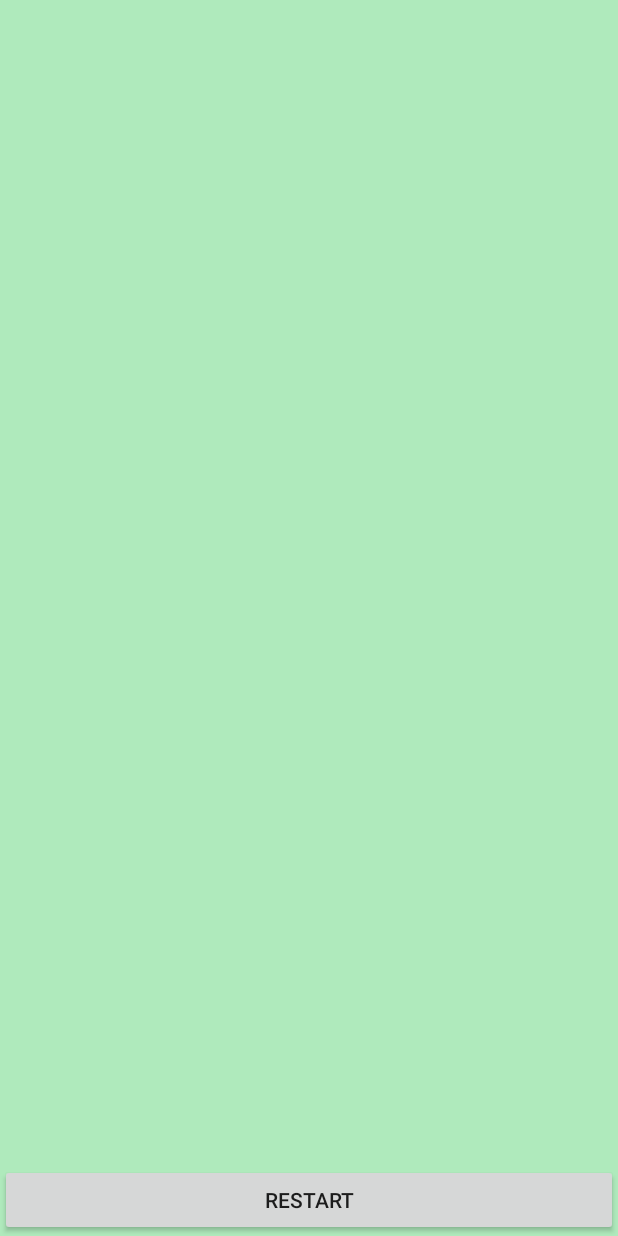
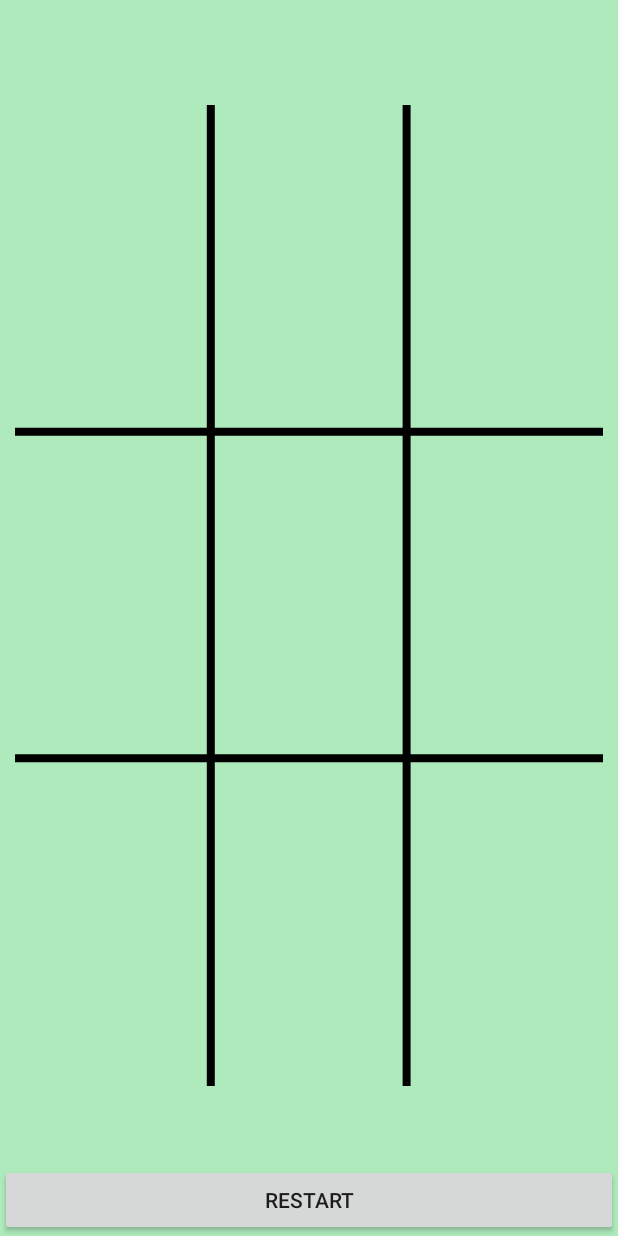
Before and after one commit to bogdanovsi/xo, an Android app: the screen it shows after launch (MainActivity), on a phone screen of 412 x 824 dp. Run offline under Robolectric (Android 15) with nearby library versions, the phone set to English and light mode, and no system bars.

Commit message:
add drawing X and O in map 3x3

```diff
--- a/app/src/main/java/com/freekerrr/xo/DrawView.java
+++ b/app/src/main/java/com/freekerrr/xo/DrawView.java
@@ -5,31 +5,31 @@ import android.graphics.Bitmap;
 import android.graphics.Canvas;
 import android.graphics.Color;
 import android.graphics.Paint;
-import android.graphics.Path;
 import android.util.AttributeSet;
+import android.util.Log;
 import android.view.MotionEvent;
 import android.view.View;
 
+import java.util.Arrays;
+
 class DrawView extends View {
 
-    public int width;
-    public int height;
+    public float width;
+    public float height;
     private Bitmap bitmap;
     private Canvas canvas;
-    private Path path;
+    private Point[] dxMap;
     Context context;
     private Paint paint;
+
+    private float stepX;
+    private float stepY;
     private float x, y;
-    private XOManager xoManager;
-
+    private GameController gameController;
 
     public DrawView(Context c, AttributeSet attrs) {
         super(c, attrs);
         context = c;
-
-        xoManager = new XOManager();
-        // we set a new Path
-        path = new Path();
 
         // and we set a new Paint with the desired attributes
         paint = new Paint();
@@ -40,33 +40,67 @@ class DrawView extends View {
         paint.setStrokeWidth(4f);
     }
 
+    @Override
+    protected void onMeasure(int widthMeasureSpec, int heightMeasureSpec) {
+        super.onMeasure(widthMeasureSpec, heightMeasureSpec);
+    }
+
+    @Override
+    protected void onLayout(boolean changed, int left, int top, int right, int bottom) {
+        super.onLayout(changed, left, top, right, bottom);
+    }
+
     // override onSizeChanged
     @Override
     protected void onSizeChanged(int w, int h, int oldw, int oldh) {
         super.onSizeChanged(w, h, oldw, oldh);
-
         // your canvas will draw onto the defined Bitmap
         bitmap = Bitmap.createBitmap(w, h, Bitmap.Config.ARGB_8888);
         canvas = new Canvas(bitmap);
+
+        width = w;
+        height = h;
+
+        gameController = new GameController(width, height);
+
+        stepX = gameController.getStepX();
+        stepY = gameController.getStepY();
     }
 
     // override onDraw
     @Override
     protected void onDraw(Canvas canvas) {
-        int weight = canvas.getWidth();
-        int height = canvas.getHeight();
+        super.onDraw(canvas);
+        this.canvas = canvas;
 
-        super.onDraw(canvas);
-        // draw the path with the paint on the canvas when onDraw
-        canvas.drawPath(path, paint);
+        paint.setStrokeWidth(8f);
+        drawTable(width, height);
+        paint.setStrokeWidth(4f);
 
-        paint.setStrokeWidth(6f);
-        drawTable(weight, height);
-        paint.setStrokeWidth(4f);
+        dxMap = gameController.getDxMap();
+
+        drawMap(gameController.getMap());
+
+        System.out.println(Arrays.toString(gameController.getMap()));
+    }
+
+    private void drawMap(int[] map) {
+        drawTable(width, height);
+
+        for (int i = 0; i < map.length; i++) {
+
+            if (map[i] != 0) {
+                if (map[i] == 1) {
+                    drawX(dxMap[i]);
+                } else
+                    drawO(dxMap[i]);
+            }
+
+        }
     }
 
     public void clearCanvas() {
-        path.reset();
+        gameController.setMap(new int[9]);
         invalidate();
     }
 
@@ -76,105 +110,45 @@ class DrawView extends View {
         float ex = event.getX();
         float ey = event.getY();
 
-        if (event.getAction() == MotionEvent.ACTION_UP) {
-            xoManager.oneStep(ex, ey);
+        Log.i("touchCoordinates", "ex: " + ex + " ey: " + ey);
 
+        if (event.getAction() == MotionEvent.ACTION_DOWN) {
+            gameController.oneStep(ex, ey);
+            invalidate();
         }
+
         return true;
     }
 
-    public void drawTable(int weight, int height) {
-        canvas.drawLine(weight * 0.33f, 0f, weight * 0.33f, height, paint); // |
-        canvas.drawLine(weight * 0.66f, 0f, weight * 0.66f, height, paint); //  |
-        canvas.drawLine(0f, height * 0.33f, weight, height * 0.33f, paint); // --
-        canvas.drawLine(0f, height * 0.66f, weight, height * 0.66f, paint); // __
+    public void drawTable(float weight, float height) {
+        canvas.drawLine(weight * 0.333f, 0f, weight * 0.333f, height, paint); // |
+        canvas.drawLine(weight * 0.666f, 0f, weight * 0.666f, height, paint); //  |
+        canvas.drawLine(0f, height * 0.333f, weight, height * 0.333f, paint); // --
+        canvas.drawLine(0f, height * 0.666f, weight, height * 0.666f, paint); // __
+    }
+
+    private void drawX(Point p) {
+        // на основе одной точки написать алгоритм рисования Х или О
+        float x1 = p.getX() - stepX * 0.4f;
+        float x2 = p.getX() + stepX * 0.4f;
+        float y1 = p.getY() - stepX * 0.4f;
+        float y2 = p.getY() + stepX * 0.4f;
+
+        canvas.drawLine(x1, y1, x2, y2, paint);
+        canvas.drawLine(x2, y1, x1, y2, paint);
+    }
+
+    private void drawO(Point p) {
+        float x1 = p.getX() - stepX * 0.4f;
+        float x2 = p.getX() + stepX * 0.4f;
+        float y1 = p.getY() - stepX * 0.4f;
+        float y2 = p.getY() + stepX * 0.4f;
+
+        canvas.drawOval(x1, y1, x2, y2, paint);
     }
 
     public Canvas getCanvas() {
         return canvas;
     }
 
-    /**
-     * Created by freekerrr on 19.02.2018.
-     */
-
-    public static class XOManager {
-
-        private int[] map;
-        private float weight;
-        private float height;
-        private Point[] dxMap;
-        private float dl;
-        private float stepX;
-        private float stepY;
-        private boolean player;
-
-        public XOManager() {
-            map = new int[9];
-        }
-
-        public XOManager(int w, int h) {
-            this();
-            weight = w;
-            height = h;
-
-            setMap();
-        }
-
-        private void setMap() {
-            dxMap = new Point[9];
-
-            stepX = weight / 0.33f;
-            stepY = height / 0.33f;
-
-            dxMap[0] = new Point(stepX / 2f, stepY / 2f);
-
-            dl = new Point().distanceTwoPoint(dxMap[0]);
-
-            for (int i = 1; i < 9; i++) {
-                dxMap[i] = dxMap[i - 1].plusXY(stepX, stepY);
-            }
-        }
-
-        public void setWH(float weight, float height) {
-            this.weight = weight;
-            this.height = height;
-            setMap();
-        }
-
-        public void oneStep(int ex, int ey) {
-            Point point = new Point(ex, ey);
-
-            float dist;
-            for (Point p :
-                    dxMap) {
-                dist = p.distanceTwoPoint(point);
-                if (dist == dl)
-                    return;
-                if (dist < dl) {
-                    drawStep(p);
-                    player = !player;
-
-                }
-
-            }
-        }
-
-        private void drawStep(Point p) {
-            if (player) {
-                drawX(p);
-            } else {
-                drawO(p);
-            }
-        }
-
-        private void drawX(Point p) {
-
-        }
-
-        private void drawO(Point p) {
-
-        }
-
-    }
 }
--- /dev/null
+++ b/app/src/main/java/com/freekerrr/xo/GameController.java
@@ -0,0 +1,115 @@
+package com.freekerrr.xo;
+
+import android.util.Log;
+
+import java.util.Arrays;
+
+/**
+ * Created by freekerrr on 21.02.2018.
+ */
+
+public class GameController {
+
+    private int[] map;
+    private float weight;
+    private float height;
+    private Point[] dxMap;
+    private float dl;
+    private float stepX;
+    private float stepY;
+    private boolean player;
+
+    public GameController() {
+        map = new int[9];
+        weight = 900;
+        height = 900;
+        player = true;
+    }
+
+    public GameController(float w, float h) {
+        this();
+        weight = w;
+        height = h;
+
+        setMap(3);
+    }
+
+    private void setMap(int size) {
+        dxMap = new Point[size * size];
+
+        stepX = weight / size;
+        stepY = height / size;
+
+        System.out.println("Steps: " + stepX + " " + stepY);
+
+        dxMap[0] = new Point(stepX / 2f, stepY / 2f);
+
+        dl = new Point(0, stepY).distanceTwoPoint(dxMap[0]);
+
+        for (int i = 1; i < dxMap.length; i++) {
+            if (i % size == 0) {
+                dxMap[i] = dxMap[i - size].plusY(stepY);
+            } else {
+                dxMap[i] = dxMap[i - 1].plusX(stepX);
+            }
+        }
+
+        Log.i("dxMap", Arrays.toString(dxMap));
+    }
+
+    public void setWH(float weight, float height) {
+        this.weight = weight;
+        this.height = height;
+        setMap(4);
+    }
+
+    public void setMap(int[] map) {
+        this.map = map;
+    }
+
+    public void oneStep(float ex, float ey) {
+        Point point = new Point(ex, ey);
+
+        int p = 0;
+        if (player) {
+            p = 1;
+        } else {
+            p = 2;
+        }
+
+        float dist;
+        for (int i = 0; i < dxMap.length; i++) {
+            dist = dxMap[i].distanceTwoPoint(point);
+
+            Log.i("Distance: ", String.valueOf(dist));
+            Log.i("Dl: ", String.valueOf(dl));
+
+            if (dist == dl) {
+                break;
+            }
+
+            if (dist < dl) {
+                map[i] = p;
+            }
+        }
+
+        player = !player;
+    }
+
+
+    public int[] getMap() {
+        return map;
+    }
+
+    public Point[] getDxMap() {
+        return dxMap;
+    }
+
+    public float getStepX() {
+        return stepX;
+    }
+
+    public float getStepY() {
+        return stepY;
+    }
+}
--- a/app/src/main/java/com/freekerrr/xo/Point.java
+++ b/app/src/main/java/com/freekerrr/xo/Point.java
@@ -26,7 +26,7 @@ public class Point {
     }
 
     public float distanceTwoPoint(Point p) {
-        return (float) Math.sqrt(Math.pow(p.getX() - x, 2) + Math.pow(p.getY() - y, 2));
+        return (float) Math.hypot(p.getX() - x, p.getY() - y);
     }
 
     public float getX() {
@@ -44,4 +44,19 @@ public class Point {
     public void setY(float y) {
         this.y = y;
     }
+
+    @Override
+    public String toString() {
+        return "x:" + x + " y:" + y;
+    }
+
+    public Point plusX(float x) {
+        float ex = this.x + x;
+        return new Point(ex, this.y);
+    }
+
+    public Point plusY(float y) {
+        float ey = this.y + y;
+        return new Point(this.x, ey);
+    }
 }
--- a/app/src/main/res/layout/activity_main.xml
+++ b/app/src/main/res/layout/activity_main.xml
@@ -9,8 +9,8 @@
         android:id="@+id/drawView"
         android:layout_width="match_parent"
         android:layout_height="wrap_content"
-        android:layout_marginTop="50dp"
-        android:layout_marginBottom="80dp"
+        android:layout_marginTop="70dp"
+        android:layout_marginBottom="100dp"
         android:layout_marginLeft="10dp"
         android:layout_marginRight="10dp"
         />
```
